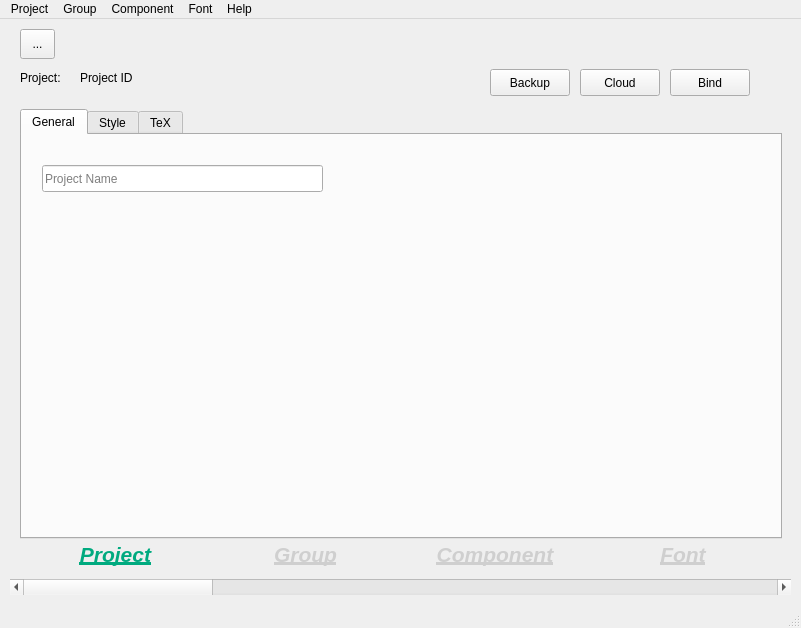
This is lib/rapuma/dialog/main_dlg.ui in sillsdev/rapuma as Qt 5 draws it before an edit. The edited form follows.
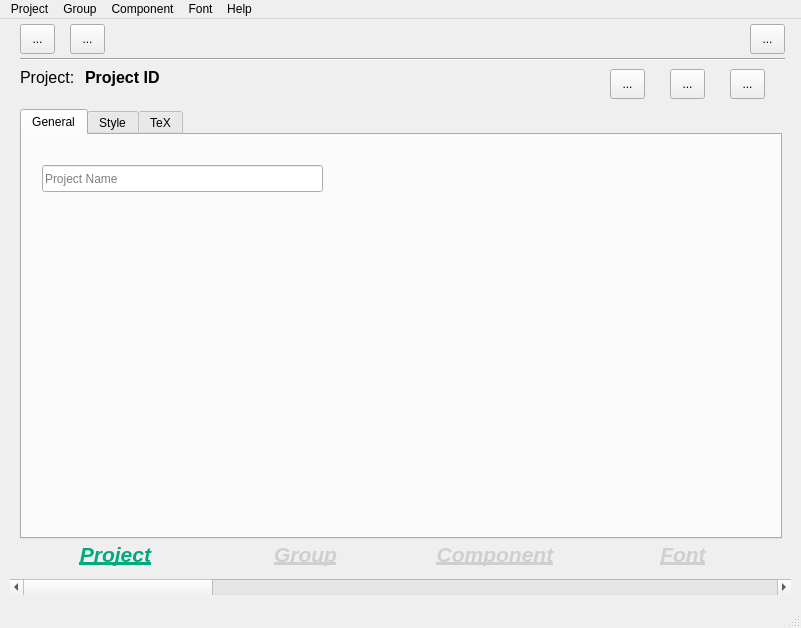
This is the edited form. The open tabs and pages were chosen to show the change. Icons and pictures are not drawn.

Commit message: work on toolbar buttons - testing

What changed in the file:
```diff
--- a/lib/rapuma/dialog/main_dlg.ui
+++ b/lib/rapuma/dialog/main_dlg.ui
@@ -33,12 +33,19 @@
      <widget class="QLabel" name="labelProjectPid">
       <property name="geometry">
        <rect>
-        <x>70</x>
+        <x>75</x>
         <y>10</y>
         <width>181</width>
         <height>17</height>
        </rect>
       </property>
+      <property name="font">
+       <font>
+        <pointsize>12</pointsize>
+        <weight>75</weight>
+        <bold>true</bold>
+       </font>
+      </property>
       <property name="text">
        <string>Project ID</string>
       </property>
@@ -48,59 +55,19 @@
        <rect>
         <x>10</x>
         <y>10</y>
-        <width>55</width>
+        <width>61</width>
         <height>17</height>
        </rect>
       </property>
+      <property name="font">
+       <font>
+        <pointsize>12</pointsize>
+       </font>
+      </property>
       <property name="text">
        <string>Project:</string>
       </property>
      </widget>
-     <widget class="QPushButton" name="pushButtonProjectBind">
-      <property name="geometry">
-       <rect>
-        <x>660</x>
-        <y>10</y>
-        <width>80</width>
-        <height>27</height>
-       </rect>
-      </property>
-      <property name="focusPolicy">
-       <enum>Qt::NoFocus</enum>
-      </property>
-      <property name="layoutDirection">
-       <enum>Qt::RightToLeft</enum>
-      </property>
-      <property name="text">
-       <string>Bind</string>
-      </property>
-     </widget>
-     <widget class="QPushButton" name="pushButtonProjectCloud">
-      <property name="geometry">
-       <rect>
-        <x>570</x>
-        <y>10</y>
-        <width>80</width>
-        <height>27</height>
-       </rect>
-      </property>
-      <property name="text">
-       <string>Cloud</string>
-      </property>
-     </widget>
-     <widget class="QPushButton" name="pushButtonProjectBackup">
-      <property name="geometry">
-       <rect>
-        <x>480</x>
-        <y>10</y>
-        <width>80</width>
-        <height>27</height>
-       </rect>
-      </property>
-      <property name="text">
-       <string>Backup</string>
-      </property>
-     </widget>
      <widget class="QLabel" name="label_4">
       <property name="geometry">
        <rect>
@@ -197,6 +164,84 @@
        <string>&lt;html&gt;&lt;head/&gt;&lt;body&gt;&lt;p align=&quot;center&quot;&gt;&lt;span style=&quot; font-size:16pt; font-weight:600; font-style:italic; text-decoration: underline; color:#cfcfcf;&quot;&gt;Font&lt;/span&gt;&lt;/p&gt;&lt;/body&gt;&lt;/html&gt;</string>
       </property>
      </widget>
+     <widget class="QToolButton" name="toolButton">
+      <property name="geometry">
+       <rect>
+        <x>600</x>
+        <y>10</y>
+        <width>35</width>
+        <height>30</height>
+       </rect>
+      </property>
+      <property name="toolTip">
+       <string>Backup project</string>
+      </property>
+      <property name="text">
+       <string>...</string>
+      </property>
+      <property name="icon">
+       <iconset resource="../icon/pyresources.qrc">
+        <normaloff>:/Gnome-Document-Save-48.png</normaloff>:/Gnome-Document-Save-48.png</iconset>
+      </property>
+      <property name="iconSize">
+       <size>
+        <width>32</width>
+        <height>32</height>
+       </size>
+      </property>
+     </widget>
+     <widget class="QToolButton" name="toolButton_2">
+      <property name="geometry">
+       <rect>
+        <x>660</x>
+        <y>10</y>
+        <width>35</width>
+        <height>30</height>
+       </rect>
+      </property>
+      <property name="toolTip">
+       <string>Update cloud</string>
+      </property>
+      <property name="text">
+       <string>...</string>
+      </property>
+      <property name="icon">
+       <iconset resource="../icon/pyresources.qrc">
+        <normaloff>:/Gnome-Weather-Overcast-48.png</normaloff>:/Gnome-Weather-Overcast-48.png</iconset>
+      </property>
+      <property name="iconSize">
+       <size>
+        <width>32</width>
+        <height>32</height>
+       </size>
+      </property>
+     </widget>
+     <widget class="QToolButton" name="toolButton_3">
+      <property name="geometry">
+       <rect>
+        <x>720</x>
+        <y>10</y>
+        <width>35</width>
+        <height>30</height>
+       </rect>
+      </property>
+      <property name="toolTip">
+       <string>Bind project</string>
+      </property>
+      <property name="text">
+       <string>...</string>
+      </property>
+      <property name="icon">
+       <iconset resource="../icon/pyresources.qrc">
+        <normaloff>:/Accessories-Dictionary-48.png</normaloff>:/Accessories-Dictionary-48.png</iconset>
+      </property>
+      <property name="iconSize">
+       <size>
+        <width>32</width>
+        <height>32</height>
+       </size>
+      </property>
+     </widget>
     </widget>
     <widget class="QWidget" name="pageGroup">
      <widget class="QLabel" name="labelGroup">
@@ -670,11 +715,11 @@
      <enum>Qt::Horizontal</enum>
     </property>
    </widget>
-   <widget class="QToolButton" name="toolButton">
+   <widget class="QToolButton" name="toolButtonSelectProject">
     <property name="geometry">
      <rect>
       <x>20</x>
-      <y>10</y>
+      <y>5</y>
       <width>35</width>
       <height>30</height>
      </rect>
@@ -693,6 +738,71 @@
      </size>
     </property>
    </widget>
+   <widget class="QToolButton" name="toolButtonSystemPreferences">
+    <property name="geometry">
+     <rect>
+      <x>70</x>
+      <y>5</y>
+      <width>35</width>
+      <height>30</height>
+     </rect>
+    </property>
+    <property name="toolTip">
+     <string>Adjust Rapuma system settings</string>
+    </property>
+    <property name="text">
+     <string>...</string>
+    </property>
+    <property name="icon">
+     <iconset resource="../icon/pyresources.qrc">
+      <normaloff>:/Gnome-Preferences-System-48.png</normaloff>:/Gnome-Preferences-System-48.png</iconset>
+    </property>
+    <property name="iconSize">
+     <size>
+      <width>32</width>
+      <height>32</height>
+     </size>
+    </property>
+   </widget>
+   <widget class="QToolButton" name="toolButtonQuit">
+    <property name="geometry">
+     <rect>
+      <x>750</x>
+      <y>5</y>
+      <width>35</width>
+      <height>30</height>
+     </rect>
+    </property>
+    <property name="toolTip">
+     <string>Exit Rapuma</string>
+    </property>
+    <property name="text">
+     <string>...</string>
+    </property>
+    <property name="icon">
+     <iconset resource="../icon/pyresources.qrc">
+      <normaloff>:/Gnome-Application-Exit-48.png</normaloff>:/Gnome-Application-Exit-48.png</iconset>
+    </property>
+    <property name="iconSize">
+     <size>
+      <width>32</width>
+      <height>32</height>
+     </size>
+    </property>
+   </widget>
+   <widget class="Line" name="line">
+    <property name="geometry">
+     <rect>
+      <x>20</x>
+      <y>30</y>
+      <width>765</width>
+      <height>20</height>
+     </rect>
+    </property>
+    <property name="orientation">
+     <enum>Qt::Horizontal</enum>
+    </property>
+   </widget>
   </widget>
   <widget class="QMenuBar" name="menubar">
    <property name="geometry">
```
Left out of the diff: 90 changed lines with no effect on the pictures. The commit also changes 20 other files.
